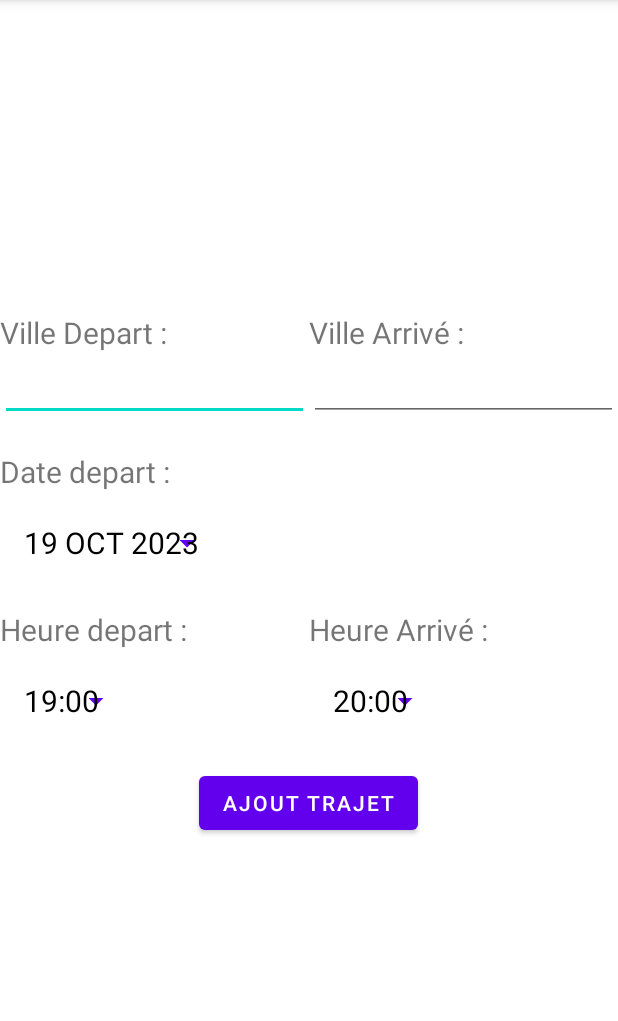
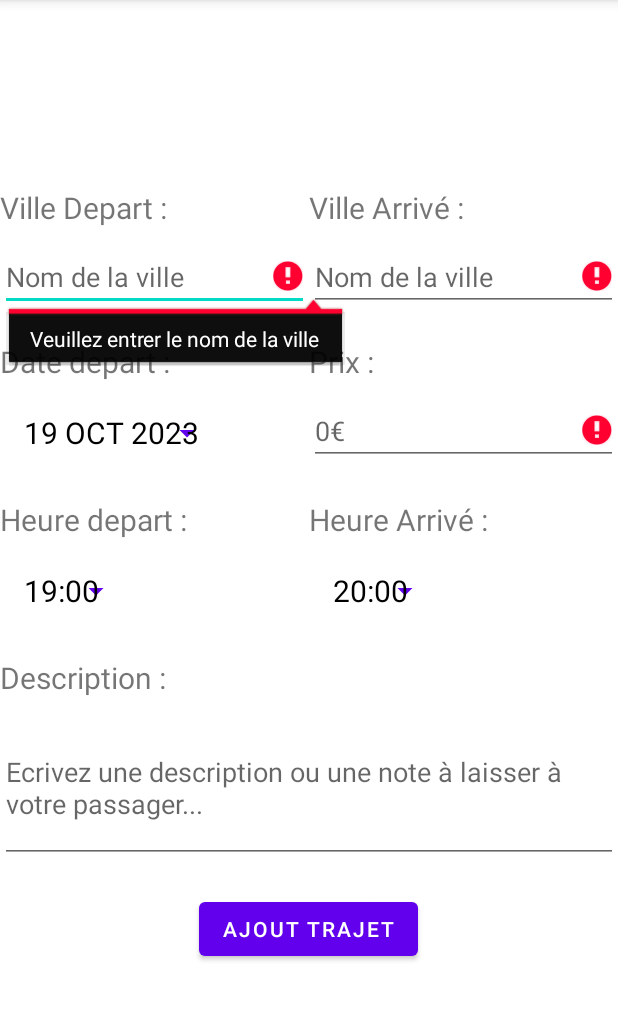
Before and after one commit to mazouakh/CalmaCar, an Android app: the fragment CreateTripFragment placed in its activity, after a tap on "AJOUT TRAJET", on a phone screen of 412 x 824 dp, the part 84-1105 px from its top. Run offline under Robolectric (Android 15) with nearby library versions, the phone set to English and light mode, and no system bars; our stand-ins replace Firebase (no records; nobody signed in at launch, a user with empty details on screens opened directly).

Commit message:
Add Trip Form Update . added new fields . displaying date picker and time picker in the form . Update Trip class with new data

```diff
--- a/app/src/main/java/com/example/calmacar/CreateTripFragment.java
+++ b/app/src/main/java/com/example/calmacar/CreateTripFragment.java
@@ -1,13 +1,18 @@
 package com.example.calmacar;
 
+import android.app.DatePickerDialog;
+import android.icu.text.NumberFormat;
 import android.os.Bundle;
 
 import androidx.fragment.app.Fragment;
 
+import android.text.Editable;
+import android.text.TextWatcher;
 import android.view.LayoutInflater;
 import android.view.View;
 import android.view.ViewGroup;
 import android.widget.Button;
+import android.widget.DatePicker;
 import android.widget.EditText;
 
 import com.google.firebase.auth.FirebaseAuth;
@@ -29,9 +34,11 @@ public class CreateTripFragment extends Fragment {
     private String mParam2;
 
     // References
-    private Button btn_addTrip, btn_date;
-    private EditText et_startCity, et_endCity;
+    private Button btn_addTrip, btn_date, btn_startTime, btn_endTime;
+    private EditText et_startCity, et_endCity, et_price, et_description;
     private TripsManager tripsManager;
+    private PickerManager pickerManager;
+    private Validator validator;
 
     public CreateTripFragment() {
         // Required empty public constructor
@@ -64,6 +71,8 @@ public class CreateTripFragment extends Fragment {
         }
 
         tripsManager = TripsManager.getInstance();
+        pickerManager = PickerManager.getInstance();
+        validator = Validator.getInstance();
     }
 
     @Override
@@ -75,24 +84,79 @@ public class CreateTripFragment extends Fragment {
         // Hooks
         btn_addTrip = view.findViewById(R.id.btn_addTrip);
         btn_date = view.findViewById(R.id.btn_date);
+        btn_startTime = view.findViewById(R.id.btn_startTime);
+        btn_endTime = view.findViewById(R.id.btn_endTime);
         et_startCity = view.findViewById(R.id.et_startCity);
         et_endCity = view.findViewById(R.id.et_endCity);
+        et_price = view.findViewById(R.id.et_price);
+        et_description = view.findViewById(R.id.et_description);
+
 
         // Click Listeners
         btn_addTrip.setOnClickListener(new View.OnClickListener() {
             @Override
             public void onClick(View view) {
-
-                tripsManager.createNewTrip(
-                        getActivity().getApplicationContext(),
-                        FirebaseAuth.getInstance().getUid(),
-                        btn_date.getText().toString(),
-                        et_startCity.getText().toString(),
-                        et_endCity.getText().toString());
+                createNewTrip();
             }
         });
+
+        btn_date.setOnClickListener(new View.OnClickListener() {
+            @Override
+            public void onClick(View view) {
+                pickerManager.displayDatePicker(
+                        getActivity(),
+                        btn_date);
+            }
+        });
+
+        btn_startTime.setOnClickListener(new View.OnClickListener() {
+            @Override
+            public void onClick(View view) {
+                pickerManager.displayTimePicker(
+                        getActivity(),
+                        btn_startTime
+                );
+            }
+        });
+
+        btn_endTime.setOnClickListener(new View.OnClickListener() {
+            @Override
+            public void onClick(View view) {
+                pickerManager.displayTimePicker(
+                        getActivity(),
+                        btn_endTime
+                );
+            }
+        });
+
+        // TODO price formatting
 
 
         return view;
     }
+
+    private void createNewTrip() {
+
+        // TODO validating form data
+        if (!validator.isCityNameValid(et_startCity) |
+            !validator.isCityNameValid(et_endCity) |
+            !validator.isPriceValid(et_price) |
+            !validator.isDescriptionValid(et_description))
+            return;
+
+        // Create new trip
+        Trip newTrip = new Trip(
+                et_startCity.getText().toString(),
+                et_endCity.getText().toString(),
+                btn_date.getText().toString(),
+                btn_startTime.getText().toString(),
+                btn_endTime.getText().toString(),
+                et_price.getText().toString(),
+                et_description.getText().toString());
+
+        tripsManager.createNewTrip(
+                getActivity().getApplicationContext(),
+                newTrip);
+
+    }
 }
--- a/app/src/main/java/com/example/calmacar/TripsManager.java
+++ b/app/src/main/java/com/example/calmacar/TripsManager.java
@@ -51,14 +51,11 @@ public class TripsManager {
         return instance;
     }
 
-    public void createNewTrip(Context ctx, String uid, String date, String depart_city, String arriver_city){
-        // Create a new trip object
-        Trip newTrip = new Trip(date, depart_city, arriver_city);
-
-        // send it to the database
+    public void createNewTrip(Context ctx, Trip newTrip){
+        // send the new trip to the database
 
         // get old values before updating them
-        activeTripsReference.child(uid).addListenerForSingleValueEvent(new ValueEventListener() {
+        activeTripsReference.child(mAuth.getUid()).addListenerForSingleValueEvent(new ValueEventListener() {
             @Override
             public void onDataChange(@NonNull DataSnapshot snapshot) {
                 Map<String, Object> postValues = new HashMap<String, Object>();
@@ -69,7 +66,7 @@ public class TripsManager {
                 // adding new value
                 postValues.put(newTrip.getId(), newTrip);
                 // updating the node with new values
-                activeTripsReference.child(uid).setValue(postValues);
+                activeTripsReference.child(mAuth.getUid()).setValue(postValues);
                 // Success toast
                 Toast.makeText(ctx, "Trajet ajouter avec success", Toast.LENGTH_SHORT).show();
             }
--- a/app/src/main/java/com/example/calmacar/Validator.java
+++ b/app/src/main/java/com/example/calmacar/Validator.java
@@ -113,4 +113,35 @@ public class Validator {
         et_phoneNumber.setError(null);
         return true;
     }
+
+    public boolean isCityNameValid(EditText et_city) {
+
+        String value = et_city.getText().toString().trim();
+
+        if (value.isEmpty()){
+            et_city.setError("Veuillez entrer le nom de la ville");
+            return false;
+        }
+        // TODO check if the city is in the list of accepted cities
+
+        return true;
+    }
+
+    public boolean isPriceValid(EditText et_price) {
+        String value = et_price.getText().toString().trim();
+
+        if (value.isEmpty()){
+            et_price.setError("Veuillez entrer un prix");
+            return false;
+        }
+
+        // TODO validate price
+
+        return true;
+    }
+
+    public boolean isDescriptionValid(EditText et_description) {
+        // TODO validate description
+        return true;
+    }
 }
--- a/app/src/main/res/layout/fragment_create_trip.xml
+++ b/app/src/main/res/layout/fragment_create_trip.xml
@@ -28,7 +28,9 @@
                 <EditText
                     android:id="@+id/et_startCity"
                     android:layout_width="match_parent"
-                    android:layout_height="wrap_content"/>
+                    android:layout_height="wrap_content"
+                    android:layout_marginTop="10dp"
+                    android:hint="Nom de la ville"/>
             </LinearLayout>
             <LinearLayout
                 android:layout_width="0dp"
@@ -43,15 +45,21 @@
                 <EditText
                     android:id="@+id/et_endCity"
                     android:layout_width="match_parent"
-                    android:layout_height="wrap_content"/>
+                    android:layout_height="wrap_content"
+                    android:layout_marginTop="10dp"
+                    android:hint="Nom de la ville"/>
             </LinearLayout>
         </LinearLayout>
 
         <LinearLayout
             android:layout_width="match_parent"
             android:layout_height="wrap_content"
-            android:orientation="vertical">
-
+            android:orientation="horizontal">
+            <LinearLayout
+                android:layout_width="0dp"
+                android:layout_height="wrap_content"
+                android:orientation="vertical"
+                android:layout_weight="1">
             <TextView
                 android:layout_width="wrap_content"
                 android:layout_height="wrap_content"
@@ -68,6 +76,30 @@
                 android:textSize="20sp"
                 android:textColor="@color/black"
                 style="?android:spinnerStyle"/>
+            </LinearLayout>
+            <LinearLayout
+                android:layout_width="0dp"
+                android:layout_height="wrap_content"
+                android:orientation="vertical"
+                android:layout_weight="1">
+
+                <TextView
+                    android:layout_width="wrap_content"
+                    android:layout_height="wrap_content"
+                    android:layout_marginTop="20dp"
+                    android:textSize="20sp"
+                    android:text="Prix :"/>
+
+                <EditText
+                    android:id="@+id/et_price"
+                    android:layout_width="match_parent"
+                    android:layout_height="wrap_content"
+                    android:inputType="numberDecimal"
+                    android:layout_marginTop="10dp"
+                    android:hint="0€"/>
+
+            </LinearLayout>
+
 
         </LinearLayout>
 
@@ -122,6 +154,22 @@
 
             </LinearLayout>
         </LinearLayout>
+        <TextView
+            android:layout_width="wrap_content"
+            android:layout_height="wrap_content"
+            android:layout_gravity="start"
+            android:layout_marginTop="20dp"
+            android:textSize="20sp"
+            android:text="Description :"/>
+
+        <EditText
+            android:id="@+id/et_description"
+            android:layout_width="match_parent"
+            android:layout_height="100dp"
+            android:layout_marginTop="10dp"
+            android:hint="Ecrivez une description ou une note à laisser à votre passager..."/>
+
+
         <Button
             android:id="@+id/btn_addTrip"
             android:layout_width="wrap_content"
```
Also changed, not shown: app/src/main/java/com/example/calmacar/PickerManager.java (added, +94 -0 lines), app/src/main/java/com/example/calmacar/Trip.java (+28 -4 lines).
